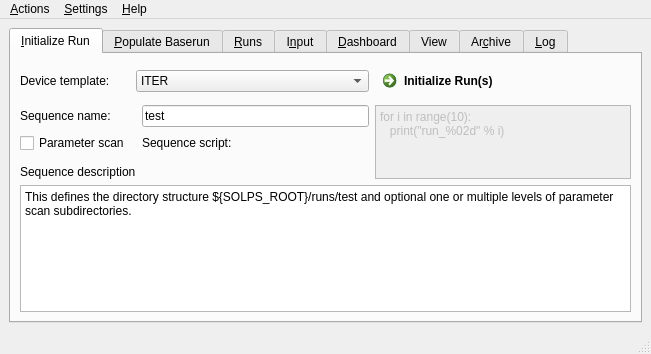
Before: the Qt Designer form src/gui/solps.ui in LeCAD-PEG/SOLPS-GUI, drawn with Qt 5.
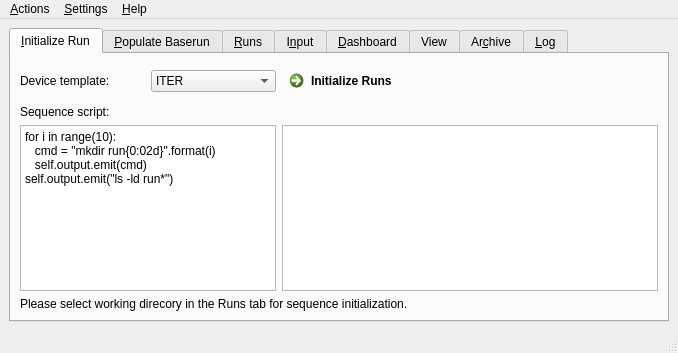
After: the same form once the commit is applied. The open tabs and pages were chosen to show the change. Custom widgets are drawn as their Qt base class.

Commit message: Rebind the socket without restarting the GUI and add Sequence script to Run initialisation

The edit to the form file:
```diff
--- a/src/gui/solps.ui
+++ b/src/gui/solps.ui
@@ -10,8 +10,8 @@
    <rect>
     <x>0</x>
     <y>0</y>
-    <width>651</width>
-    <height>354</height>
+    <width>678</width>
+    <height>353</height>
    </rect>
   </property>
   <property name="sizePolicy">
@@ -41,45 +41,6 @@
         <string>&amp;Initialize Run</string>
        </attribute>
        <layout class="QGridLayout" name="gridLayout_2">
-        <item row="2" column="0" colspan="2">
-         <widget class="QLabel" name="label_2">
-          <property name="text">
-           <string>Sequence name:</string>
-          </property>
-         </widget>
-        </item>
-        <item row="2" column="2">
-         <widget class="QLineEdit" name="lineEditSequenceName">
-          <property name="text">
-           <string>test</string>
-          </property>
-         </widget>
-        </item>
-        <item row="2" column="3" rowspan="4">
-         <widget class="QPlainTextEdit" name="plainTextEditScript">
-          <property name="enabled">
-           <bool>false</bool>
-          </property>
-          <property name="plainText">
-           <string>for i in range(10):
-   print(&quot;run_%02d&quot; % i)</string>
-          </property>
-         </widget>
-        </item>
-        <item row="5" column="0" colspan="3">
-         <widget class="QLabel" name="label_4">
-          <property name="text">
-           <string>Sequence description</string>
-          </property>
-         </widget>
-        </item>
-        <item row="6" column="0" colspan="4">
-         <widget class="QPlainTextEdit" name="plainTextEdit">
-          <property name="plainText">
-           <string>This defines the directory structure ${SOLPS_ROOT}/runs/test and optional one or multiple levels of parameter scan subdirectories.</string>
-          </property>
-         </widget>
-        </item>
         <item row="0" column="0">
          <widget class="QLabel" name="label">
           <property name="text">
@@ -87,28 +48,7 @@
           </property>
          </widget>
         </item>
-        <item row="0" column="3">
-         <widget class="QCommandLinkButton" name="initializeRuns">
-          <property name="text">
-           <string>Initialize Run(s)</string>
-          </property>
-         </widget>
-        </item>
-        <item row="3" column="0">
-         <widget class="QCheckBox" name="checkBoxParameterScan">
-          <property name="text">
-           <string>Parameter scan</string>
-          </property>
-         </widget>
-        </item>
-        <item row="3" column="2">
-         <widget class="QLabel" name="label_5">
-          <property name="text">
-           <string>Sequence script:</string>
-          </property>
-         </widget>
-        </item>
-        <item row="0" column="1" colspan="2">
+        <item row="0" column="1">
          <widget class="QComboBox" name="comboBox">
           <property name="currentText">
            <string>ITER</string>
@@ -140,6 +80,43 @@
           </item>
          </widget>
         </item>
+        <item row="0" column="2">
+         <widget class="QCommandLinkButton" name="initializeRuns">
+          <property name="text">
+           <string>Initialize Runs</string>
+          </property>
+         </widget>
+        </item>
+        <item row="1" column="0">
+         <widget class="QLabel" name="label_5">
+          <property name="text">
+           <string>Sequence script:</string>
+          </property>
+         </widget>
+        </item>
+        <item row="2" column="0" colspan="2">
+         <widget class="Script" name="script_sequence">
+          <property name="plainText">
+           <string>for i in range(10):
+   cmd = &quot;mkdir run{0:02d}&quot;.format(i)
+   self.output.emit(cmd)
+self.output.emit(&quot;ls -ld run*&quot;)</string>
+          </property>
+         </widget>
+        </item>
+        <item row="2" column="2">
+         <widget class="Tcsh" name="tcsh_sequence"/>
+        </item>
+        <item row="3" column="0" colspan="3">
+         <widget class="QLabel" name="label_initialize_runs">
+          <property name="text">
+           <string>Please select working direcory in the Runs tab for sequence initialization.</string>
+          </property>
+          <property name="wordWrap">
+           <bool>true</bool>
+          </property>
+         </widget>
+        </item>
        </layout>
       </widget>
       <widget class="QWidget" name="tab_2">
@@ -707,8 +684,8 @@
     <rect>
      <x>0</x>
      <y>0</y>
-     <width>651</width>
-     <height>20</height>
+     <width>678</width>
+     <height>22</height>
     </rect>
    </property>
    <widget class="QMenu" name="menuFile">
@@ -775,6 +752,11 @@
    <extends>QLabel</extends>
    <header>gnuplot</header>
   </customwidget>
+  <customwidget>
+   <class>Script</class>
+   <extends>QPlainTextEdit</extends>
+   <header>script</header>
+  </customwidget>
   <customwidget>
    <class>SolpsInput</class>
    <extends>QTabWidget</extends>
```
Left out of the diff: 156 changed lines with no effect on the pictures. The commit also changes 2 other files.
